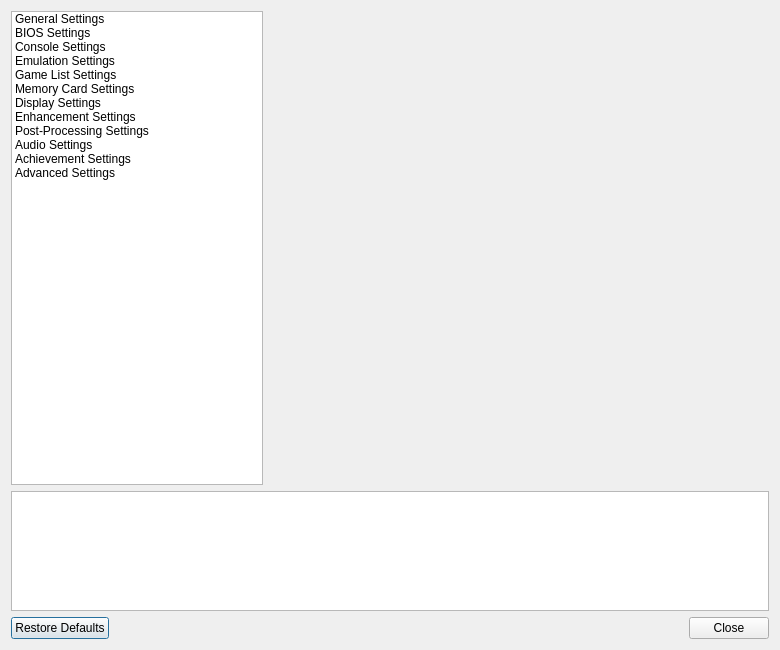
Qt form src/duckstation-qt/settingsdialog.ui (xujibbs/duckstation) before a commit.
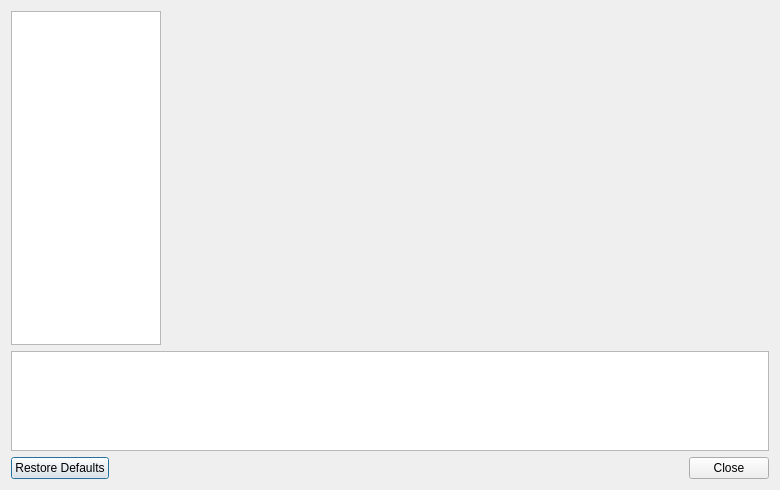
The same form after that commit. Icons and pictures are not drawn.

```diff
--- a/src/duckstation-qt/settingsdialog.ui
+++ b/src/duckstation-qt/settingsdialog.ui
@@ -10,7 +10,7 @@
     <x>0</x>
     <y>0</y>
     <width>780</width>
-    <height>650</height>
+    <height>490</height>
    </rect>
   </property>
   <property name="sizePolicy">
@@ -35,11 +35,6 @@
        <height>0</height>
       </size>
      </property>
-     <property name="currentIndex">
-      <number>0</number>
-     </property>
-     <widget class="QWidget" name="page"/>
-     <widget class="QWidget" name="page_2"/>
     </widget>
    </item>
    <item row="0" column="0">
@@ -52,13 +47,13 @@
      </property>
      <property name="minimumSize">
       <size>
-       <width>230</width>
+       <width>150</width>
        <height>0</height>
       </size>
      </property>
      <property name="maximumSize">
       <size>
-       <width>400</width>
+       <width>150</width>
        <height>16777215</height>
       </size>
      </property>
@@ -68,114 +63,6 @@
        <height>32</height>
       </size>
      </property>
-     <item>
-      <property name="text">
-       <string>General Settings</string>
-      </property>
-      <property name="icon">
-       <iconset theme="GeneralSettings">
-        <normaloff>.</normaloff>.</iconset>
-      </property>
-     </item>
-     <item>
-      <property name="text">
-       <string>BIOS Settings</string>
-      </property>
-      <property name="icon">
-       <iconset theme="BIOSSettings">
-        <normaloff>.</normaloff>.</iconset>
-      </property>
-     </item>
-     <item>
-      <property name="text">
-       <string>Console Settings</string>
-      </property>
-      <property name="icon">
-       <iconset theme="ConsoleSettings">
-        <normaloff>.</normaloff>.</iconset>
-      </property>
-     </item>
-     <item>
-      <property name="text">
-       <string>Emulation Settings</string>
-      </property>
-      <property name="icon">
-       <iconset theme="EmulationSettings">
-        <normaloff>.</normaloff>.</iconset>
-      </property>
-     </item>
-     <item>
-      <property name="text">
-       <string>Game List Settings</string>
-      </property>
-      <property name="icon">
-       <iconset theme="GamelistSettings">
-        <normaloff>.</normaloff>.</iconset>
-      </property>
-     </item>
-     <item>
-      <property name="text">
-       <string>Memory Card Settings</string>
-      </property>
-      <property name="icon">
-       <iconset theme="MemorycardSettings">
-        <normaloff>.</normaloff>.</iconset>
-      </property>
-     </item>
-     <item>
-      <property name="text">
-       <string>Display Settings</string>
-      </property>
-      <property name="icon">
-       <iconset theme="DisplaySettings">
-        <normaloff>.</normaloff>.</iconset>
-      </property>
-     </item>
-     <item>
-      <property name="text">
-       <string>Enhancement Settings</string>
-      </property>
-      <property name="icon">
-       <iconset theme="EnhancementSettings">
-        <normaloff>.</normaloff>.</iconset>
-      </property>
-     </item>
-     <item>
-      <property name="text">
-       <string>Post-Processing Settings</string>
-      </property>
-      <property name="icon">
-       <iconset theme="PostprocessingSettings">
-        <normaloff>.</normaloff>.</iconset>
-      </property>
-     </item>
-     <item>
-      <property name="text">
-       <string>Audio Settings</string>
-      </property>
-      <property name="icon">
-       <iconset theme="AudioSettings">
-        <normaloff>.</normaloff>.</iconset>
-      </property>
-     </item>
-     <item>
-      <property name="text">
-       <string>Achievement Settings</string>
-      </property>
-      <property name="icon">
-       <iconset theme="AchievementsSettings">
-        <normaloff>.</normaloff>.</iconset>
-      </property>
-     </item>
-     <item>
-      <property name="text">
-       <string>Advanced Settings</string>
-      </property>
-      <property name="icon">
-       <iconset theme="AdvancedSettings">
-        <normaloff>.</normaloff>.</iconset>
-      </property>
-     </item>
     </widget>
    </item>
    <item row="2" column="0" colspan="2">
@@ -190,13 +77,13 @@
      <property name="minimumSize">
       <size>
        <width>0</width>
-       <height>120</height>
+       <height>100</height>
       </size>
      </property>
      <property name="maximumSize">
       <size>
        <width>16777215</width>
-       <height>120</height>
+       <height>100</height>
       </size>
      </property>
      <property name="readOnly">
```
